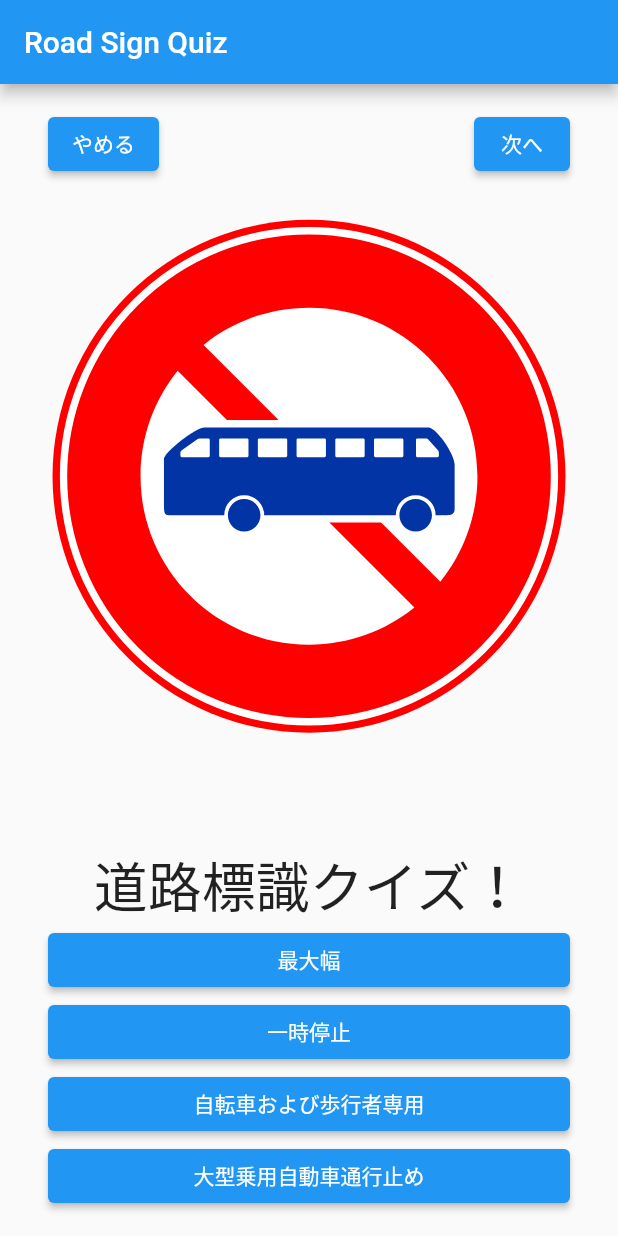
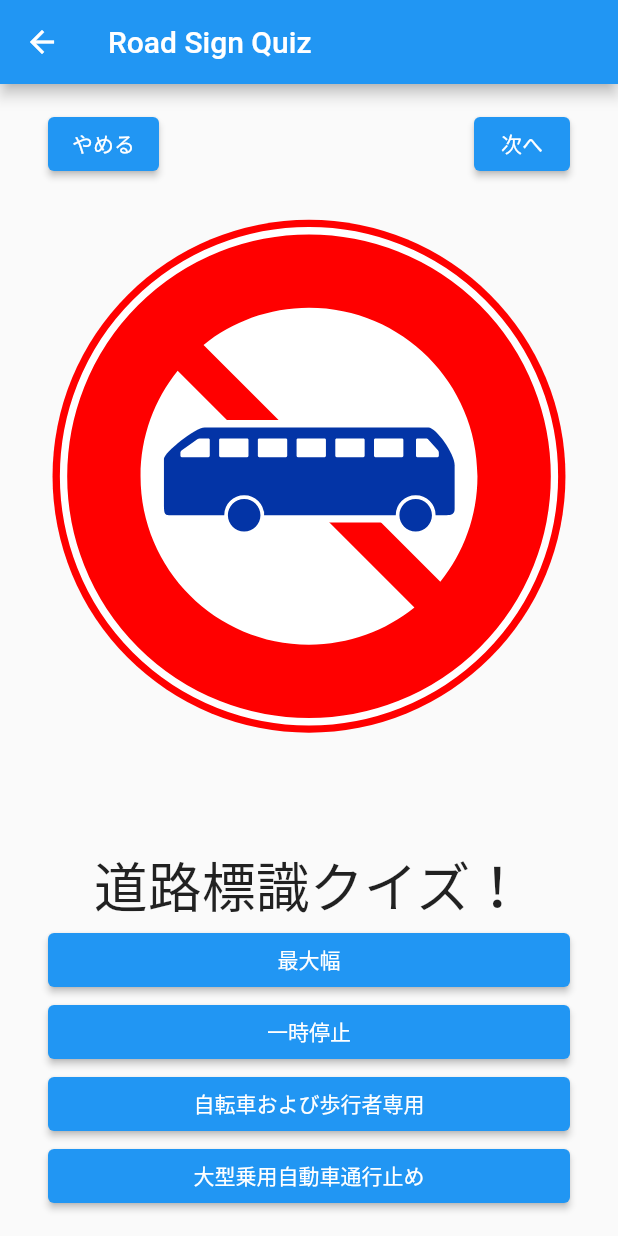
Before and after one commit to mino3daisuke/road_sign_quiz, a Flutter app: the screen it shows after launch, after a tap on "はじめる!", on a phone screen of 412 x 824 dp. Run offline on Flutter 3.47's test engine with Material 2 defaults, Android fonts, the phone set to English and light mode, and no system bars; our stand-ins replace flutter_svg.

Commit message:
画面遷移を実装

```diff
--- a/lib/judge_result_text.dart
+++ b/lib/judge_result_text.dart
@@ -14,8 +14,8 @@ class JudgeResultText extends StatelessWidget {
     );
   }
 
-  String judgeText(JudgeResult judgeResult){
-    switch(judgeResult){
+  String judgeText(JudgeResult judgeResult) {
+    switch (judgeResult) {
       case JudgeResult.none:
         return '道路標識クイズ！';
       case JudgeResult.incorrect:
--- a/lib/main.dart
+++ b/lib/main.dart
@@ -5,6 +5,7 @@ import 'package:flutter/material.dart';
 import 'package:flutter_svg/flutter_svg.dart';
 import 'package:road_sign_quiz/app_settings.dart';
 import 'package:road_sign_quiz/judge_result_text.dart';
+import 'package:road_sign_quiz/start_page.dart';
 
 import 'choice_button.dart';
 
@@ -23,15 +24,28 @@ class MyApp extends StatelessWidget {
 
         primarySwatch: Colors.blue,
       ),
-      home: Scaffold(
+      initialRoute: '/',
+      routes: {
+        '/': (BuildContext context) => StartPage(),
+        '/play': (BuildContext context) => RoadSignPage(),
+      },
+//      home: StartPage(),
+    );
+  }
+}
+
+class RoadSignPage extends StatelessWidget {
+  const RoadSignPage({Key? key}) : super(key: key);
+
+  @override
+  Widget build(BuildContext context) {
+    return Scaffold(
         appBar: AppBar(
           title: Text('Road Sign Quiz'),
         ),
         body: SafeArea(
           child: RoadSignQuiz(),
-        ),
-      ),
-    );
+        ));
   }
 }
 
@@ -42,7 +56,6 @@ class RoadSignQuiz extends StatefulWidget {
 
 class _RoadSignQuizState extends State<RoadSignQuiz> {
   static const int choicesNumber = 4;
-  bool isPlaying = false;
   JudgeResult judgeResult = JudgeResult.none;
   List<String> keys = AppSettings.roadSignList.keys.toList();
   String question = ''; //問題
@@ -54,14 +67,17 @@ class _RoadSignQuizState extends State<RoadSignQuiz> {
   @override
   void initState() {
     super.initState();
+    nextQuestion();
+    selectChoices(question);
+    judgeResult = JudgeResult.none;
+    isSelectedList = [false, false, false, false];
+    canAnswer = true;
   }
 
   @override
   Widget build(BuildContext context) {
-    return isPlaying
-        ? Padding(
-            padding:
-                const EdgeInsets.symmetric(vertical: 16.0, horizontal: 32.0),
+    return Padding(
+      padding: const EdgeInsets.symmetric(vertical: 16.0, horizontal: 32.0),
       child: Stack(
         children: [
           Column(
@@ -69,8 +85,7 @@ class _RoadSignQuizState extends State<RoadSignQuiz> {
             crossAxisAlignment: CrossAxisAlignment.stretch,
             children: [
               Expanded(
-                      child:
-                          SvgPicture.asset(AppSettings.roadSignList[question]!),
+                child: SvgPicture.asset(AppSettings.roadSignList[question]!),
               ),
               Center(child: JudgeResultText(judgeResult)),
               ChoiceButton(
@@ -118,7 +133,8 @@ class _RoadSignQuizState extends State<RoadSignQuiz> {
                 child: Text('やめる'),
                 onPressed: () {
                   setState(() {
-                          isPlaying = false;
+                    autoNextQuestion.cancel();
+                    Navigator.of(context).pop();
                   });
                 },
               ),
@@ -126,29 +142,12 @@ class _RoadSignQuizState extends State<RoadSignQuiz> {
                 child: Text('次へ'),
                 onPressed: () {
                   nextButton();
-                        //変更箇所
                   autoNextQuestion.cancel();
                 },
               ),
             ],
           ),
         ],
-            ),
-          )
-        : Center(
-            //はじめる画面
-            child: ElevatedButton(
-              child: Text('はじめる!'),
-              onPressed: () {
-                setState(() {
-                  isPlaying = true;
-                  nextQuestion();
-                  selectChoices(question);
-                  judgeResult = JudgeResult.none;
-                  isSelectedList = [false, false, false, false];
-                  canAnswer = true;
-                });
-              },
       ),
     );
   }
--- a/lib/start.dart
+++ /dev/null
@@ -1,10 +0,0 @@
-import 'package:flutter/material.dart';
-
-class StartPage extends StatelessWidget {
-  const StartPage({Key? key}) : super(key: key);
-
-  @override
-  Widget build(BuildContext context) {
-    return Container();
-  }
-}
--- /dev/null
+++ b/lib/start_page.dart
@@ -0,0 +1,25 @@
+import 'package:flutter/material.dart';
+
+class StartPage extends StatelessWidget {
+  const StartPage({Key? key}) : super(key: key);
+
+  @override
+  Widget build(BuildContext context) {
+    return Scaffold(
+      appBar: AppBar(
+        title: Text('Road Sign Quiz'),
+      ),
+      body: SafeArea(
+        child: Center(
+          //はじめる画面
+          child: ElevatedButton(
+            child: Text('はじめる!'),
+            onPressed: () {
+              Navigator.of(context).pushNamed('/play');
+            },
+          ),
+        ),
+      ),
+    );
+  }
+}
```
Lines whose indentation alone changed are shown as unchanged.
